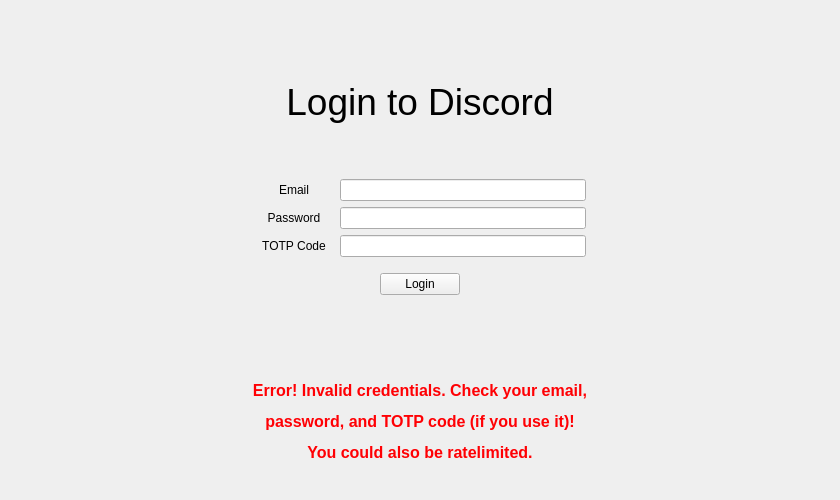
This is src/ui/login.ui in mak448a/Qtcord as Qt 5 draws it before an edit. The edited form follows.
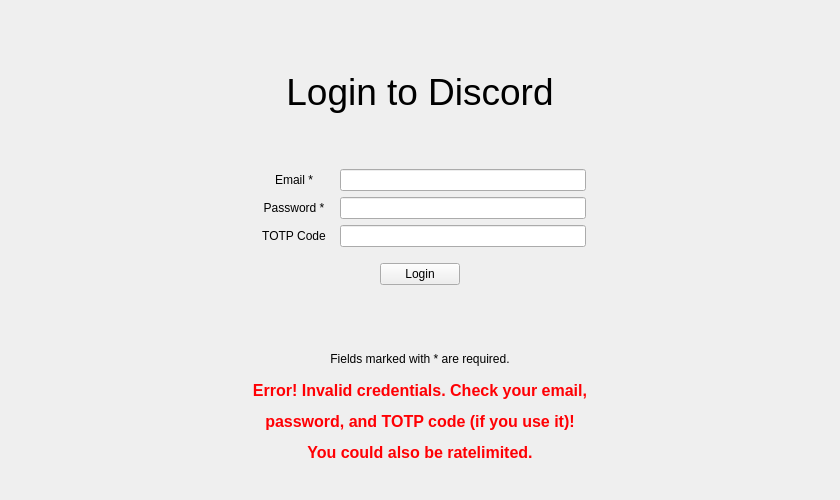
This is the edited form.

Commit message: Add required fields message

What changed in the file:
```diff
--- a/src/ui/login.ui
+++ b/src/ui/login.ui
@@ -75,7 +75,7 @@
            </size>
           </property>
           <property name="text">
-           <string>Email</string>
+           <string>Email *</string>
           </property>
           <property name="alignment">
            <set>Qt::AlignmentFlag::AlignCenter</set>
@@ -126,7 +126,7 @@
          </size>
         </property>
         <property name="text">
-         <string>Password</string>
+         <string>Password *</string>
         </property>
         <property name="alignment">
          <set>Qt::AlignmentFlag::AlignCenter</set>
@@ -257,6 +257,16 @@
       </property>
      </spacer>
     </item>
+    <item>
+     <widget class="QLabel" name="label_4">
+      <property name="text">
+       <string>Fields marked with * are required.</string>
+      </property>
+      <property name="alignment">
+       <set>Qt::AlignmentFlag::AlignCenter</set>
+      </property>
+     </widget>
+    </item>
     <item>
      <widget class="QFrame" name="info_frame">
       <property name="frameShape">
@@ -278,6 +288,11 @@
            </property>
           </widget>
          </item>
+        </layout>
+       </item>
+      </layout>
+     </widget>
+    </item>
          <item>
           <spacer name="verticalSpacer_3">
            <property name="orientation">
@@ -293,11 +308,6 @@
             </size>
            </property>
           </spacer>
-         </item>
-        </layout>
-       </item>
-      </layout>
-     </widget>
     </item>
    </layout>
   </widget>
```
Lines whose indentation alone changed are shown as unchanged. The commit also changes 1 other file.
